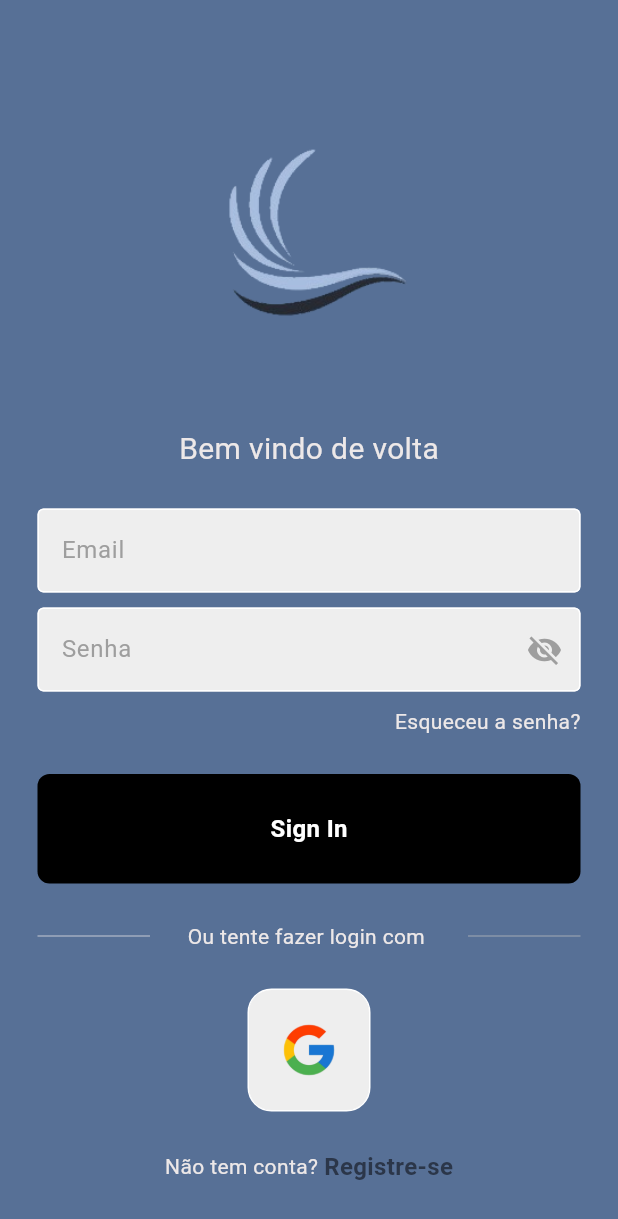
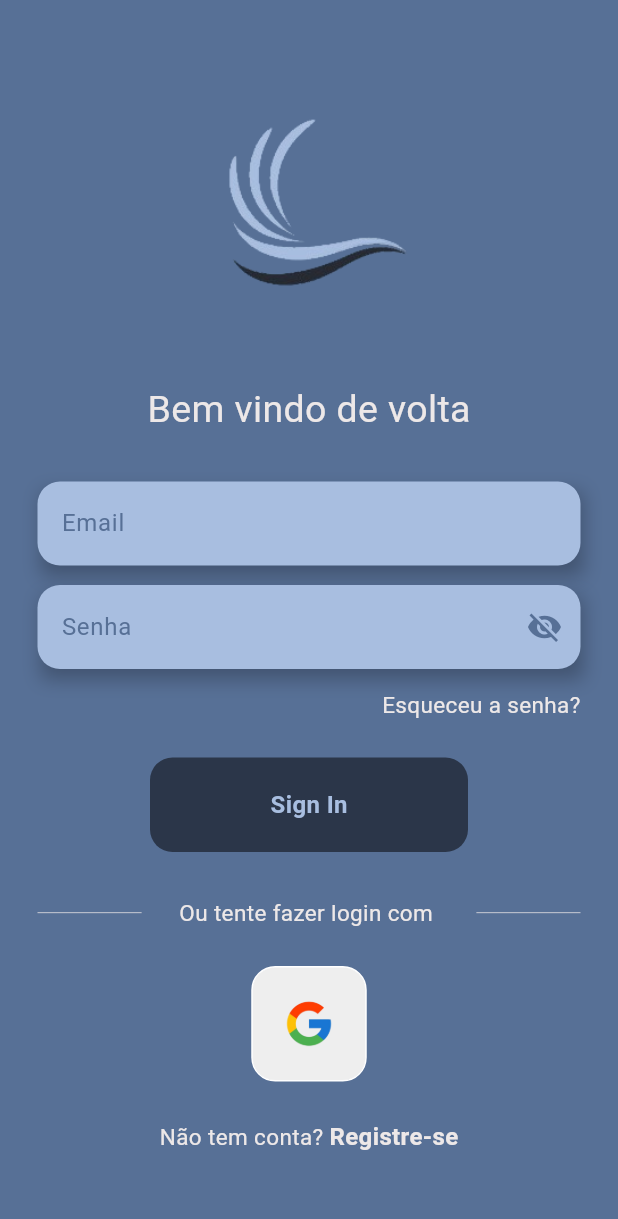
Before and after one commit to NicolasKLange/FamilyHomeApp, a Flutter app: the screen it shows after launch, on a phone screen of 412 x 824 dp. Shown: the top 1219 px of the screen. Run offline on Flutter 3.47's test engine with Material 3 defaults, Android fonts, the phone set to English and light mode, and no system bars; our stand-ins replace firebase_auth, firebase_core, get, google_sign_in; accounts and stored records are empty; generated files the repository leaves out were written again.

Commit message:
editando pagina de login

```diff
--- a/lib/assets/components/buttons/button_login.dart
+++ b/lib/assets/components/buttons/button_login.dart
@@ -1,25 +1,25 @@
 import 'package:flutter/material.dart';
 
-class Button_login extends StatelessWidget {
+class ButtonLogin extends StatelessWidget {
   final Function()? onTap;
   final String text;
 
-  const Button_login({super.key, required this.onTap, required this.text});
+  const ButtonLogin({super.key, required this.onTap, required this.text});
 
   @override
   Widget build(BuildContext context) {
     return GestureDetector(
       onTap: onTap,
       child: Container(
-        padding: const EdgeInsets.all(25),
-        margin: const EdgeInsets.symmetric(horizontal: 25),
+        padding: const EdgeInsets.all(20),
+        margin: const EdgeInsets.symmetric(horizontal: 100),
         decoration: BoxDecoration(
-            color: Colors.black, borderRadius: BorderRadius.circular(8)),
+            color: const Color(0xFF2B3649), borderRadius: BorderRadius.circular(15)),
         child: Center(
           child: Text(
             text,
             style: const TextStyle(
-              color: Colors.white,
+             color: Color(0xFFA8BEE0),
               fontWeight: FontWeight.bold,
               fontSize: 16,
             ),
--- a/lib/assets/components/image_style/square_tile.dart
+++ b/lib/assets/components/image_style/square_tile.dart
@@ -1,5 +1,4 @@
 import 'package:flutter/material.dart';
-import 'package:get/get.dart';
 
 class SquareTile extends StatelessWidget {
   final String imagePath;
@@ -24,7 +23,7 @@ class SquareTile extends StatelessWidget {
         ),
         child: Image.asset(
           imagePath,
-          height: 40,
+          height: 35,
         ),
       ),
     );
--- a/lib/assets/components/text_fields/text_fields_login.dart
+++ b/lib/assets/components/text_fields/text_fields_login.dart
@@ -29,25 +29,37 @@ class _TextfieldsState extends State<Textfields> {
   Widget build(BuildContext context) {
     return Padding(
       padding: const EdgeInsets.symmetric(horizontal: 25.0),
+      child: Container(
+        decoration: BoxDecoration(
+          boxShadow: [
+            BoxShadow(
+              color: const  Color(0xFF2B3649).withOpacity(0.5), // Cor da sombra (preto)
+              blurRadius: 10.0, // Suavidade da sombra
+              offset: const Offset(2, 7), // Deslocamento horizontal e vertical
+            ),
+          ],
+        ),
         child: TextField(
           controller: widget.controller,
           obscureText: isObscured,
           decoration: InputDecoration(
-          enabledBorder: const OutlineInputBorder(
-            borderSide: BorderSide(color: Colors.white),
+            enabledBorder: OutlineInputBorder(
+              borderSide: const BorderSide(color: Colors.transparent), // Sem cor de borda
+              borderRadius: BorderRadius.circular(15.0)
             ),
             focusedBorder: OutlineInputBorder(
-            borderSide: BorderSide(color: Colors.grey.shade400),
+              borderSide: BorderSide(color: Colors.grey.shade400), // Borda ao focar
+              borderRadius: BorderRadius.circular(15.0), // Arredondamento
             ),
-          fillColor: Colors.grey.shade200,
+            fillColor: const Color(0xFFA8BEE0),
             filled: true,
             hintText: widget.hintText,
-          hintStyle: TextStyle(color: Colors.grey[500]),
+            hintStyle: const TextStyle(color: Color(0xFF577096)),
             suffixIcon: widget.obscureText
                 ? IconButton(
                     icon: Icon(
                       isObscured ? Icons.visibility_off : Icons.visibility,
-                    color: Colors.grey[500],
+                      color: const Color(0xFF577096),
                     ),
                     onPressed: () {
                       setState(() {
@@ -58,6 +70,7 @@ class _TextfieldsState extends State<Textfields> {
                 : null,
           ),
         ),
+      ),
     );
   }
 }
--- a/lib/pages/login/login_page.dart
+++ b/lib/pages/login/login_page.dart
@@ -85,7 +85,7 @@ class _LoginPageState extends State<LoginPage> {
               //Alinhar ao centro da página
               mainAxisAlignment: MainAxisAlignment.center,
               children: [
-                const SizedBox(height: 50),
+                const SizedBox(height: 10),
                 //Icon principal
                 Image.asset(
                   'lib/assets/images/logoApp.png',
@@ -93,15 +93,18 @@ class _LoginPageState extends State<LoginPage> {
                   width: 150,
                 ),
                 const SizedBox(
-                  height: 50,
+                  height: 40,
                 ),
                 //Texto de boas vindas
                 const Text(
                   "Bem vindo de volta",
-                  style: TextStyle(color: Color(0xFFEDE8E8), fontSize: 20),
+                  style: TextStyle(
+                      color: Color(0xFFEDE8E8),
+                      fontSize: 25,
+                      fontWeight: FontWeight.w400),
                 ),
                 const SizedBox(
-                  height: 25,
+                  height: 30,
                 ),
                 //TextFields para email
                 Textfields(
@@ -110,7 +113,7 @@ class _LoginPageState extends State<LoginPage> {
                   obscureText: false,
                 ),
                 const SizedBox(
-                  height: 10,
+                  height: 13,
                 ),
                 //TextFields para senha
                 Textfields(
@@ -119,19 +122,20 @@ class _LoginPageState extends State<LoginPage> {
                   obscureText: true,
                 ),
                 const SizedBox(
-                  height: 10,
+                  height: 13,
                 ),
                 //Esqueceu a senha
                 const Padding(
                   //Deixar com margem do lado
-                  padding: const EdgeInsets.symmetric(horizontal: 25.0),
+                  padding: EdgeInsets.symmetric(horizontal: 25.0),
                   child: Row(
                     //Desixar no fim da linha
                     mainAxisAlignment: MainAxisAlignment.end,
                     children: [
                       Text(
                         "Esqueceu a senha?",
-                        style: TextStyle(color: Color(0xFFEDE8E8)),
+                        style:
+                            TextStyle(color: Color(0xFFEDE8E8), fontSize: 15),
                       ),
                     ],
                   ),
@@ -140,40 +144,38 @@ class _LoginPageState extends State<LoginPage> {
                   height: 25,
                 ),
                 //Sign in button
-                Button_login(
+                ButtonLogin(
                   text: "Sign In",
                   onTap: signUserIn,
                 ),
-
                 const SizedBox(
-                  height: 25,
+                  height: 30,
                 ),
                 //Divisor (linha para separar)
-                Padding(
-                  padding: const EdgeInsets.symmetric(horizontal: 25.0),
+                const Padding(
+                  padding: EdgeInsets.symmetric(horizontal: 25.0),
                   child: Row(
                     children: [
-                      const Expanded(
+                      Expanded(
                         child: Divider(
                           thickness: 0.5,
                           color: Color(0xFFEDE8E8),
                         ),
                       ),
                       //Texto entre os divisores
-                      const Padding(
-                        padding: const EdgeInsets.symmetric(horizontal: 25.0),
+                      Padding(
+                        padding: EdgeInsets.symmetric(horizontal: 25.0),
                         child: Text(
                           "Ou tente fazer login com ",
                           style: TextStyle(
-                            color: Color(0xFFEDE8E8),
+                            color: Color(0xFFEDE8E8), fontSize: 15,
                           ),
                         ),
                       ),
-
                       Expanded(
                         child: Divider(
                           thickness: 0.5,
-                          color: Colors.grey[400],
+                          color: Color(0xFFEDE8E8),
                         ),
                       ),
                     ],
@@ -182,7 +184,6 @@ class _LoginPageState extends State<LoginPage> {
                 const SizedBox(
                   height: 25,
                 ),
-
                 //SignIn com google
                 Row(
                   mainAxisAlignment: MainAxisAlignment.center,
@@ -192,7 +193,6 @@ class _LoginPageState extends State<LoginPage> {
                         imagePath: 'lib/assets/images/signInGoogle.png'),
                   ],
                 ),
-
                 const SizedBox(
                   height: 25,
                 ),
@@ -203,7 +203,7 @@ class _LoginPageState extends State<LoginPage> {
                     const Text(
                       "Não tem conta?",
                       style: TextStyle(
-                        color: Color(0xFFEDE8E8),
+                        color: Color(0xFFEDE8E8), fontSize: 15,
                       ),
                     ),
                     const SizedBox(width: 4),
@@ -212,7 +212,9 @@ class _LoginPageState extends State<LoginPage> {
                       child: const Text(
                         "Registre-se",
                         style: TextStyle(
-                            color: Color(0xFF2B3649), fontWeight: FontWeight.bold, fontSize: 16),
+                            color: Color(0xFFEDE8E8),
+                            fontWeight: FontWeight.bold,
+                            fontSize: 16),
                       ),
                     ),
                   ],
--- a/lib/pages/login/register_page.dart
+++ b/lib/pages/login/register_page.dart
@@ -162,7 +162,7 @@ signUserUp() async {
                   height: 25,
                 ),
                 //Sign up buttonR
-                Button_login(
+                ButtonLogin(
                   text: "Sign Up",
                   onTap: signUserUp,
                 ),
```
Lines whose indentation alone changed are shown as unchanged.
